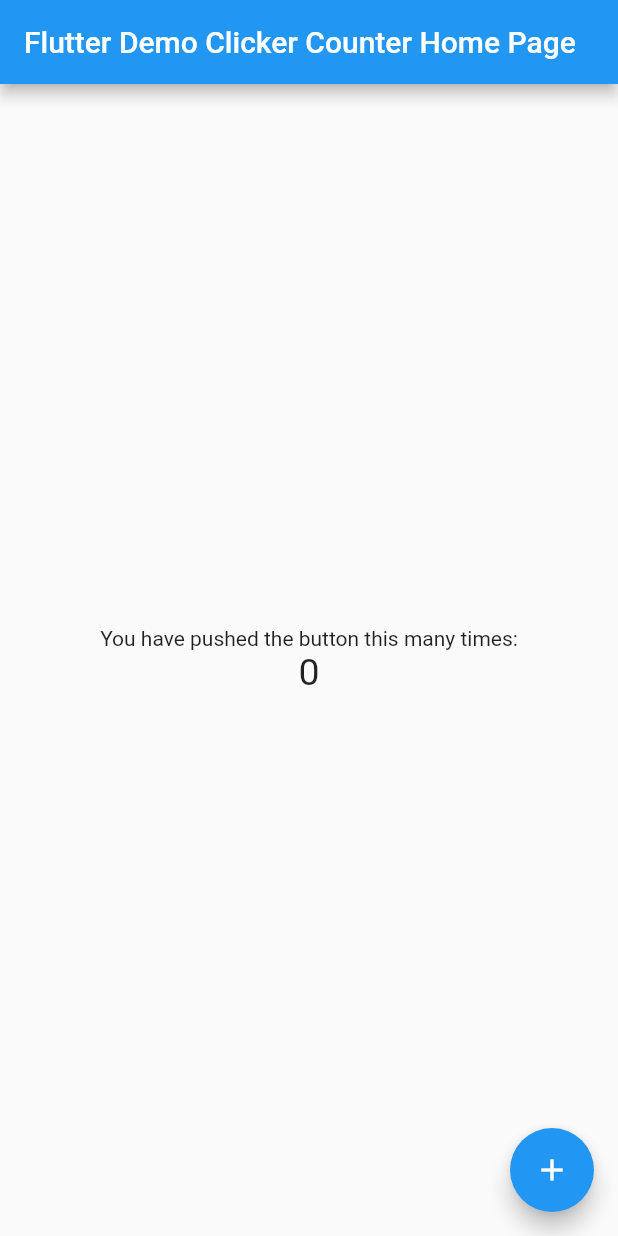
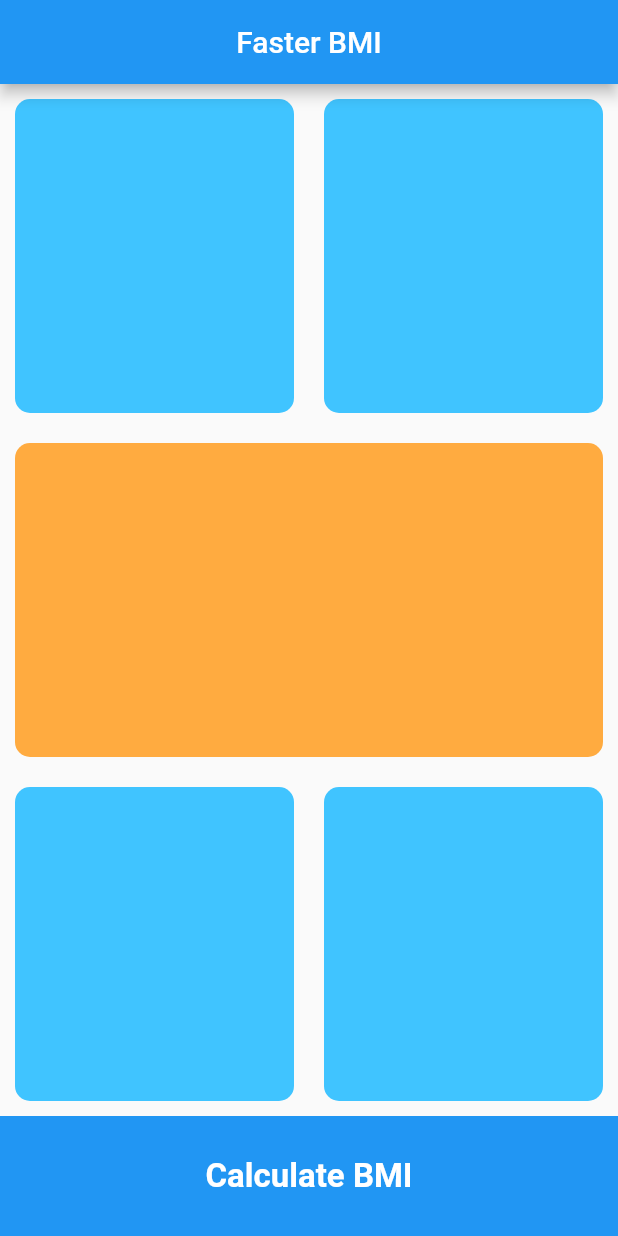
Before and after one commit to ImrulEmon/FasterBMI, a Flutter app: the screen it shows after launch, on a phone screen of 412 x 824 dp. Run offline on Flutter 3.47's test engine with Material 2 defaults, Android fonts, the phone set to English and light mode, and no system bars.

Commit message:
UI Layout

```diff
--- /dev/null
+++ b/lib/input_page.dart
@@ -0,0 +1,102 @@
+import 'package:flutter/cupertino.dart';
+import 'package:flutter/material.dart';
+
+class InputPage extends StatefulWidget {
+  @override
+  _InputPageState createState() => _InputPageState();
+}
+
+class _InputPageState extends State<InputPage> {
+  @override
+  Widget build(BuildContext context) {
+    return Scaffold(
+        appBar: AppBar(
+          title: Text('Faster BMI'),
+          centerTitle: true,
+        ),
+        body: Column(
+          children: [
+            Expanded(
+              child: Row(
+                children: [
+                  Expanded(
+                    child: Container(
+                      margin: EdgeInsets.all(10),
+                      decoration: BoxDecoration(
+                        borderRadius: BorderRadius.circular(10),
+                        color: Colors.lightBlueAccent,
+                      ),
+                    ),
+                  ),
+                  Expanded(
+                    child: Container(
+                      margin: EdgeInsets.all(10),
+                      decoration: BoxDecoration(
+                        borderRadius: BorderRadius.circular(10),
+                        color: Colors.lightBlueAccent,
+                      ),
+                    ),
+                  ),
+                ],
+              ), //Row 1
+            ),
+            //Second Row
+            Expanded(
+              child: Row(
+                children: [
+                  Expanded(
+                    child: Container(
+                      margin: EdgeInsets.all(10),
+                      decoration: BoxDecoration(
+                        borderRadius: BorderRadius.circular(10),
+                        color: Colors.orangeAccent,
+                      ),
+                    ),
+                  ),
+                ],
+              ),
+            ),
+            //Third Row
+            Expanded(
+              child: Row(
+                children: [
+                  Expanded(
+                    child: Container(
+                      margin: EdgeInsets.all(10),
+                      decoration: BoxDecoration(
+                        borderRadius: BorderRadius.circular(10),
+                        color: Colors.lightBlueAccent,
+                      ),
+                    ),
+                  ),
+                  Expanded(
+                    child: Container(
+                      margin: EdgeInsets.all(10),
+                      decoration: BoxDecoration(
+                        borderRadius: BorderRadius.circular(10),
+                        color: Colors.lightBlueAccent,
+                      ),
+                    ),
+                  ),
+                ],
+              ), //Row 3
+            ),
+            Container(
+              color: Colors.blue,
+              height: 80,
+              width: double.infinity,
+              child: Center(
+                child: Text(
+                  'Calculate BMI',
+                  style: TextStyle(
+                    fontWeight: FontWeight.bold,
+                    color: Colors.white,
+                    fontSize: 22,
+                  ),
+                ),
+              ),
+            ),
+          ],
+        ));
+  }
+}
--- a/lib/main.dart
+++ b/lib/main.dart
@@ -1,99 +1,8 @@
 import 'package:flutter/material.dart';
+import 'package:fasterbmi/input_page.dart';
 
-void main() => runApp(MyApp());
-
-class MyApp extends StatelessWidget {
-  // This widget is the root of your application.
-  @override
-  Widget build(BuildContext context) {
-    return MaterialApp(
-      // Application name
-      title: 'Flutter Stateful Clicker Counter',
-      theme: ThemeData(
-        // Application theme data, you can set the colors for the application as
-        // you want
-        primarySwatch: Colors.blue,
-      ),
-      home: MyHomePage(title: 'Flutter Demo Clicker Counter Home Page'),
-    );
-  }
+void main() {
+  runApp(MaterialApp(
+    home: InputPage(),
+  ));
 }
-
-class MyHomePage extends StatefulWidget {
-  final String title;
-  const MyHomePage({Key? key, required this.title}) : super(key: key);
-
-  // This widget is the home page of your application. It is stateful, meaning
-  // that it has a State object (defined below) that contains fields that affect
-  // how it looks.
-
-  // This class is the configuration for the state. It holds the values (in this
-  // case the title) provided by the parent (in this case the App widget) and
-  // used by the build method of the State. Fields in a Widget subclass are
-  // always marked "final".
-
-  @override
-  _MyHomePageState createState() => _MyHomePageState();
-}
-
-class _MyHomePageState extends State<MyHomePage> {
-  int _counter = 0;
-
-  void _incrementCounter() {
-    setState(() {
-      // This call to setState tells the Flutter framework that something has
-      // changed in this State, which causes it to rerun the build method below
-      // so that the display can reflect the updated values. If we changed
-      // _counter without calling setState(), then the build method would not be
-      // called again, and so nothing would appear to happen.
-      _counter++;
-    });
-  }
-
-  @override
-  Widget build(BuildContext context) {
-    // This method is rerun every time setState is called, for instance as done
-    // by the _incrementCounter method above.
-    //
-    // The Flutter framework has been optimized to make rerunning build methods
-    // fast, so that you can just rebuild anything that needs updating rather
-    // than having to individually change instances of widgets.
-    return Scaffold(
-      appBar: AppBar(
-        // Here we take the value from the MyHomePage object that was created by
-        // the App.build method, and use it to set our appbar title.
-        title: Text(widget.title),
-      ),
-      body: Center(
-        // Center is a layout widget. It takes a single child and positions it
-        // in the middle of the parent.
-        child: Column(
-          // Column is also a layout widget. It takes a list of children and
-          // arranges them vertically. By default, it sizes itself to fit its
-          // children horizontally, and tries to be as tall as its parent.
-          //
-          // Column has various properties to control how it sizes itself and
-          // how it positions its children. Here we use mainAxisAlignment to
-          // center the children vertically; the main axis here is the vertical
-          // axis because Columns are vertical (the cross axis would be
-          // horizontal).
-          mainAxisAlignment: MainAxisAlignment.center,
-          children: <Widget>[
-            Text(
-              'You have pushed the button this many times:',
-            ),
-            Text(
-              '$_counter',
-              style: TextStyle(fontSize: 25),
-            ),
-          ],
-        ),
-      ),
-      floatingActionButton: FloatingActionButton(
-        onPressed: _incrementCounter,
-        tooltip: 'Increment',
-        child: Icon(Icons.add),
-      ), // This trailing comma makes auto-formatting nicer for build methods.
-    );
-  }
-}
```
Also changed, not shown: 1 other file.
